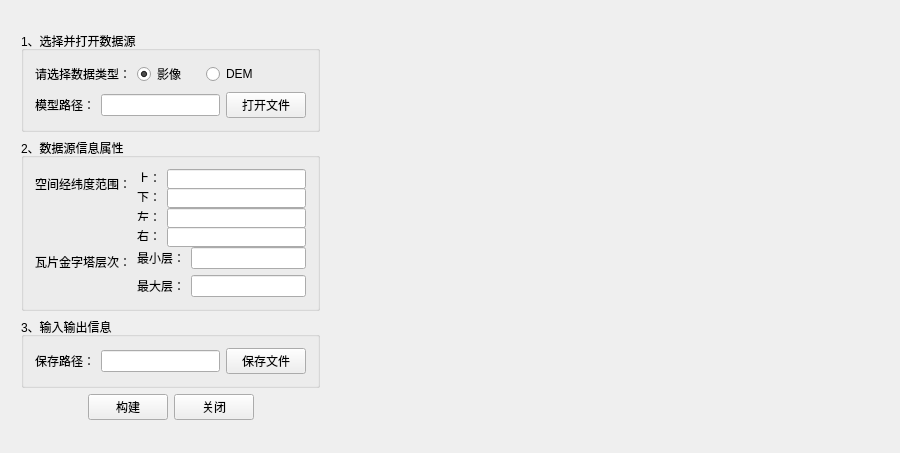
Above: TileCutting/mainwindow.ui from flylong0204/TileCuttingTool before the change. Below: the same form after it.
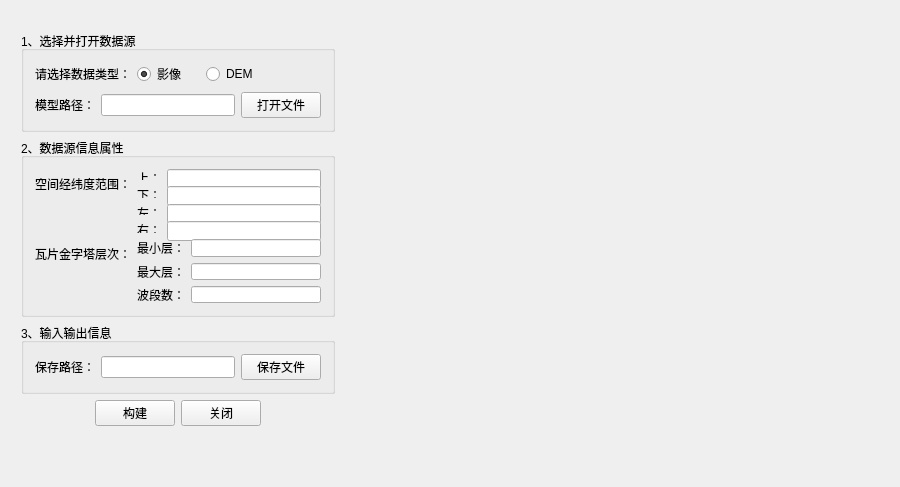
That is the form after the change.

```diff
--- a/TileCutting/mainwindow.ui
+++ b/TileCutting/mainwindow.ui
@@ -7,7 +7,7 @@
     <x>0</x>
     <y>0</y>
     <width>900</width>
-    <height>453</height>
+    <height>487</height>
    </rect>
   </property>
   <property name="windowTitle">
@@ -19,8 +19,8 @@
      <rect>
       <x>10</x>
       <y>20</y>
-      <width>321</width>
-      <height>411</height>
+      <width>336</width>
+      <height>417</height>
      </rect>
     </property>
     <layout class="QVBoxLayout" name="verticalLayout_9">
@@ -259,6 +259,20 @@
                     </item>
                    </layout>
                   </item>
+                  <item>
+                   <layout class="QHBoxLayout" name="horizontalLayout_9">
+                    <item>
+                     <widget class="QLabel" name="label_12">
+                      <property name="text">
+                       <string>波段数：</string>
+                      </property>
+                     </widget>
+                    </item>
+                    <item>
+                     <widget class="QLineEdit" name="lineEdit"/>
+                    </item>
+                   </layout>
+                  </item>
                  </layout>
                 </item>
                </layout>
```
